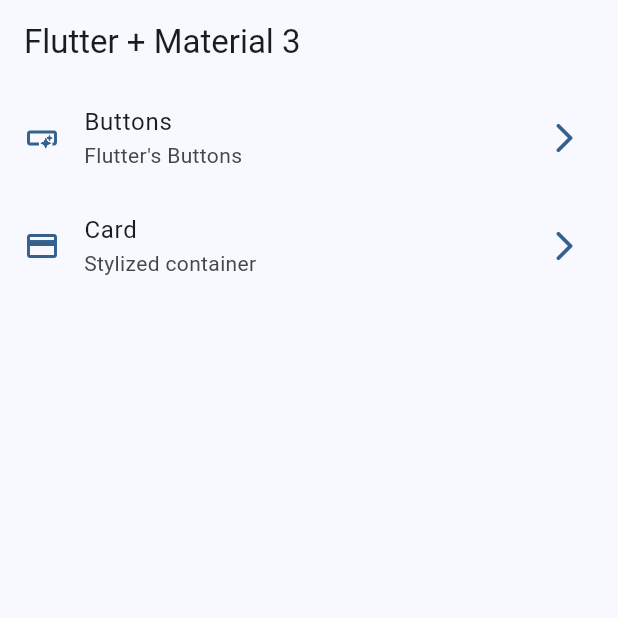
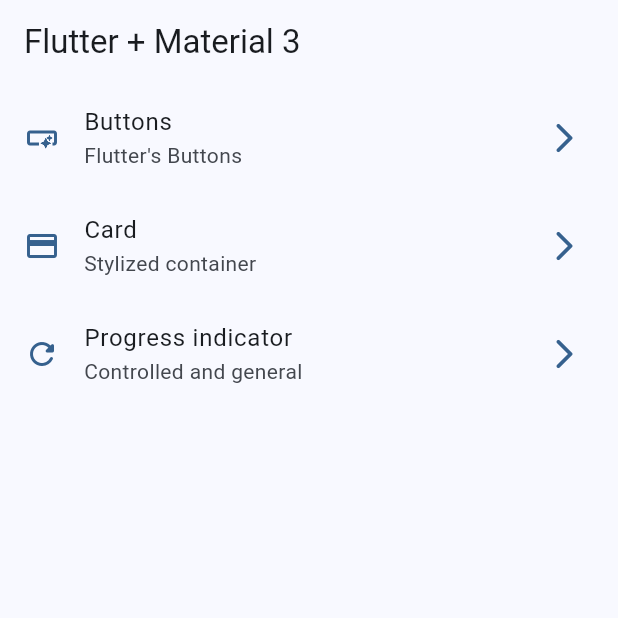
Before and after one commit to CRaez-Dev/flutter-starter, a Flutter app: the screen it shows after launch, on a phone screen of 412 x 824 dp, the top half of it. Run offline on Flutter 3.47's test engine with Material 3 defaults, Android fonts, the phone set to English and light mode, and no system bars; our stand-ins replace animate_do, dio, go_router, video_player.

Commit message:
[Widgets app - Progress indicator]
- Adding controlled Progress indicator
- Turn into generic the app_route file

```diff
--- a/widgets_app/lib/config/menu/menu_items.dart
+++ b/widgets_app/lib/config/menu/menu_items.dart
@@ -1,27 +1,45 @@
 import 'package:flutter/material.dart' show IconData, Icons;
+import 'package:flutter/widgets.dart';
+import 'package:widgets_app/ui/screens/screens.dart';
 
 class MenuItem {
   final String title;
   final String subTitle;
   final String link;
+  final String name;
   final IconData icon;
+  final Widget widget;
 
-  const MenuItem(
-      {required this.title,
-      required this.subTitle,
-      required this.link,
-      required this.icon});
+  const MenuItem({
+    required this.title,
+    required this.subTitle,
+    required this.link,
+    required this.name,
+    required this.icon,
+    required this.widget,
+  });
 }
 
 const appMenuItems = <MenuItem>[
   MenuItem(
+      name: ButtonsScreen.name,
       title: 'Buttons',
       subTitle: "Flutter's Buttons ",
       link: '/buttons',
-      icon: Icons.smart_button_outlined),
+      icon: Icons.smart_button_outlined,
+      widget: ButtonsScreen()),
   MenuItem(
+      name: CardsScreen.name,
       title: 'Card',
       subTitle: 'Stylized container',
       link: '/cards',
-      icon: Icons.credit_card)
+      icon: Icons.credit_card,
+      widget: CardsScreen()),
+  MenuItem(
+      name: ProgressScreen.name,
+      title: 'Progress indicator',
+      subTitle: 'Controlled and general',
+      link: '/progress_indicator',
+      icon: Icons.refresh_rounded,
+      widget: ProgressScreen())
 ];
--- a/widgets_app/lib/ui/router/app_router.dart
+++ b/widgets_app/lib/ui/router/app_router.dart
@@ -1,22 +1,28 @@
 import 'package:go_router/go_router.dart';
+import 'package:widgets_app/config/menu/menu_items.dart';
 import '../screens/screens.dart';
 
 class AppRouter {
-
-  static final router = GoRouter(
-    initialLocation: '/',
-    routes: [
-      GoRoute(
+  static final router = GoRouter(initialLocation: '/', routes: [
+    GoRoute(
         name: HomeScreen.name,
         path: '/',
         builder: (context, state) => const HomeScreen()),
-      GoRoute(
-        name: ButtonsScreen.name,
-        path: '/buttons',
-        builder: (context, state) => const ButtonsScreen()),
-      GoRoute(
-        name: CardsScreen.name,
-        path: '/cards',
-        builder: (context, state) => const CardsScreen())
+    ...appMenuItems.map((menuItem) => GoRoute(
+        name: menuItem.name,
+        path: menuItem.link,
+        builder: (context, state) => menuItem.widget)),
+    // GoRoute(
+    //     name: ButtonsScreen.name,
+    //     path: '/buttons',
+    //     builder: (context, state) => const ButtonsScreen()),
+    // GoRoute(
+    //     name: CardsScreen.name,
+    //     path: '/cards',
+    //     builder: (context, state) => const CardsScreen()),
+    // GoRoute(
+    //     name: CardsScreen.name,
+    //     path: '/cards',
+    //     builder: (context, state) => const CardsScreen())
   ]);
 }
```
Also changed, not shown: widgets_app/lib/ui/screens/progress/progress_screen.dart (+66 -1 lines).
